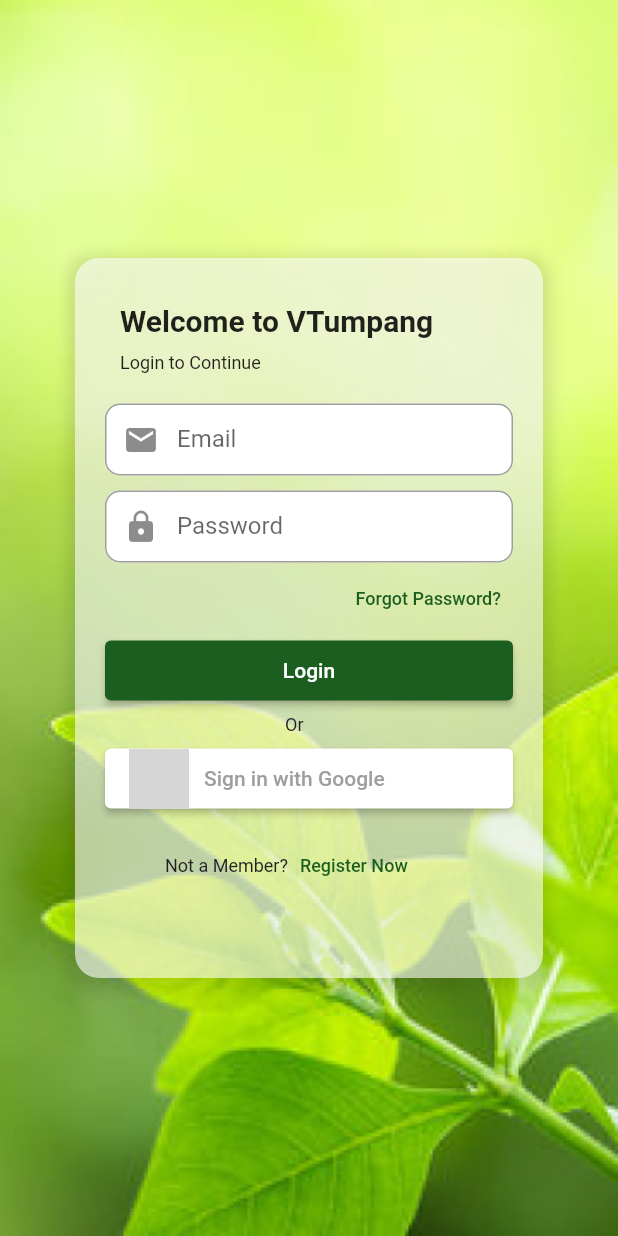
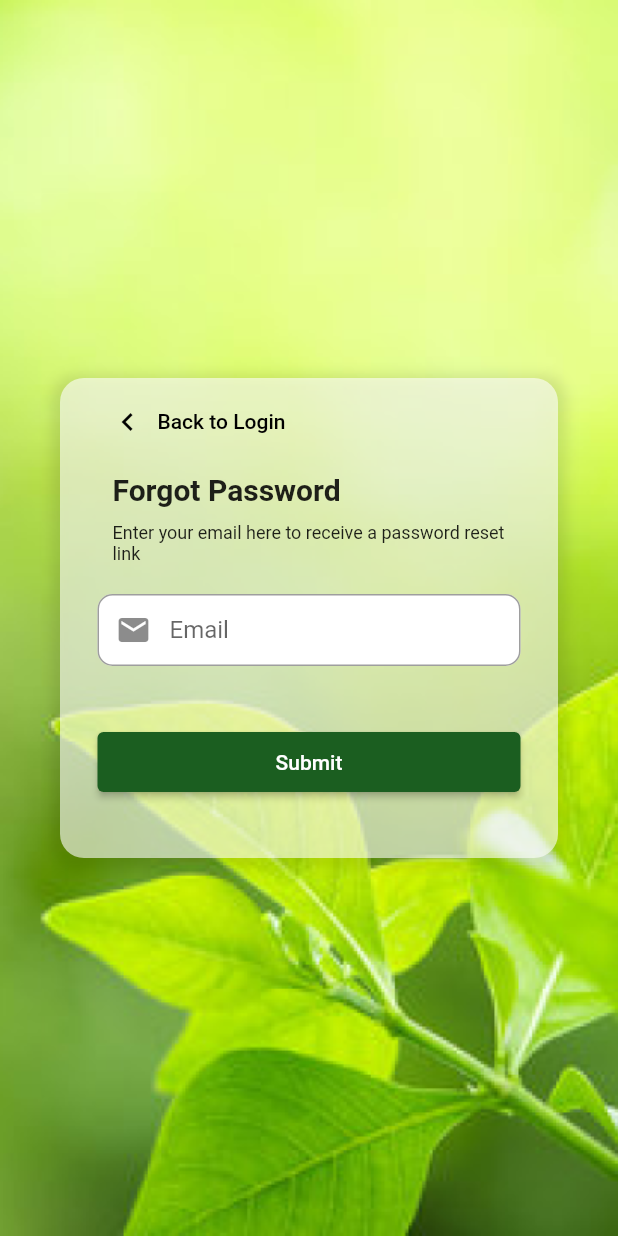
Before and after one commit to Endairion/6002CEM_Group13, a Flutter app: the screen it shows after launch, after a tap on "Forgot Password?", on a phone screen of 412 x 824 dp. Run offline on Flutter 3.47's test engine with Material 2 defaults, Android fonts, the phone set to English and light mode, and no system bars; our stand-ins replace flutter_native_splash; network calls fail; statements that could not run were skipped; grey boxes are pictures that could not be loaded.

Commit message:
Create Forgot Password UI

```diff
--- /dev/null
+++ b/lib/ForgotPassword.dart
@@ -0,0 +1,119 @@
+import 'package:flutter/cupertino.dart';
+import 'package:flutter/material.dart';
+
+class ForgotPassword extends StatelessWidget {
+  const ForgotPassword({Key? key}) : super(key: key);
+
+  @override
+  Widget build(BuildContext context) {
+    final Size size = MediaQuery.of(context).size;
+
+    return Scaffold(
+      body: SingleChildScrollView(
+        child: Container(
+          height: size.height,
+          width: size.width,
+          decoration: BoxDecoration(
+            image: DecorationImage(
+              image: AssetImage('assets/login_background.png'),
+              fit: BoxFit.cover,
+            ),
+          ),
+          child: Center(
+            child: Container(
+              width: 390,
+              height: 320,
+              padding: const EdgeInsets.fromLTRB(25, 5, 25, 5),
+              margin: const EdgeInsets.all(40),
+              decoration: BoxDecoration(
+                color: Colors.white.withOpacity(0.6),
+                borderRadius: BorderRadius.circular(16),
+                boxShadow: [
+                  BoxShadow(
+                    color: Colors.black.withOpacity(0.1),
+                    spreadRadius: 5,
+                    blurRadius: 7,
+                    offset: Offset(0, 3),
+                  ),
+                ],
+              ),
+              child: Column(
+                crossAxisAlignment: CrossAxisAlignment.start,
+                children: [
+                  TextButton.icon(
+                    onPressed: () {
+                      Navigator.pop(context);
+                    },
+                    icon: const Icon(Icons.chevron_left),
+                    label: const Text('Back to Login'),
+                    style: TextButton.styleFrom(
+                      foregroundColor: Colors.black,
+                      alignment: Alignment.centerLeft,
+                    ),
+                  ),
+
+                  Container(
+                    margin: EdgeInsets.fromLTRB(10, 10, 0, 10),
+                    child: Text(
+                        'Forgot Password',
+                        style: TextStyle(
+                            fontWeight: FontWeight.bold,
+                            fontSize: 20
+                        ),
+                        textAlign: TextAlign.left),
+                  ),
+                  Container(
+                      margin: EdgeInsets.fromLTRB(10, 0, 0, 10),
+                      child: Text(
+                        'Enter your email here to receive a password reset link',
+                        style: TextStyle(fontSize: 12),
+                        textAlign: TextAlign.left,)
+                  ),
+
+                  SizedBox(
+                    height: 10,
+                  ),
+
+                  TextField(
+                    keyboardType: TextInputType.emailAddress,
+                    cursorColor: Colors.lightGreen,
+                    decoration: InputDecoration(
+                        prefixIcon: Icon(Icons.email),
+                        contentPadding: EdgeInsets.symmetric(vertical: 0),
+                        filled: true,
+                        fillColor: Colors.white,
+                        border: OutlineInputBorder(),
+                        labelText: 'Email',
+                        hintText: 'Email',
+                        enabledBorder: OutlineInputBorder(
+                          borderSide:
+                          BorderSide(width: 1, color: Colors.grey),
+                          borderRadius: BorderRadius.circular(10),
+                        )
+                    ),
+                  ),
+
+                  SizedBox(
+                    height: 40,
+                  ),
+
+                  ElevatedButton(
+                    style: ElevatedButton.styleFrom(
+                        primary: Colors.green[900],
+                        minimumSize: Size(320, 40)
+                    ),
+                    onPressed: (){},
+                    child: Text('Submit'),
+                  ),
+
+
+
+                ],
+              ),
+            ),
+          ),
+        ),
+      ),
+    );
+  }
+}
--- a/lib/main.dart
+++ b/lib/main.dart
@@ -1,6 +1,7 @@
 import 'package:flutter/material.dart';
 import 'package:flutter_native_splash/flutter_native_splash.dart';
-import 'package:mobile_app_development_cw2/NavigationMenu.dart';
+import 'package:mobile_app_development_cw2/ForgotPassword.dart';
+import 'package:mobile_app_development_cw2/Homepage.dart';
 import 'package:mobile_app_development_cw2/Register.dart';
 
 Future main() async {
@@ -127,7 +128,12 @@ class MyApp extends StatelessWidget {
                         alignment: Alignment.centerRight,
                         child:
                         TextButton(
-                          onPressed:(){},
+                          onPressed:(){
+                            Navigator.push(
+                              context,
+                              MaterialPageRoute(builder: (context) => const ForgotPassword()),
+                            );
+                          },
                           child:Text(
                           'Forgot Password?',
                           style: TextStyle(fontSize: 12, color: Colors.green[900]),
@@ -143,7 +149,7 @@ class MyApp extends StatelessWidget {
                           onPressed: (){
                             Navigator.push(
                               context,
-                              MaterialPageRoute(builder: (context) => const NavigationMenu()),
+                              MaterialPageRoute(builder: (context) => const Homepage()),
                             );
                           },
                           child: Text('Login'),
```
